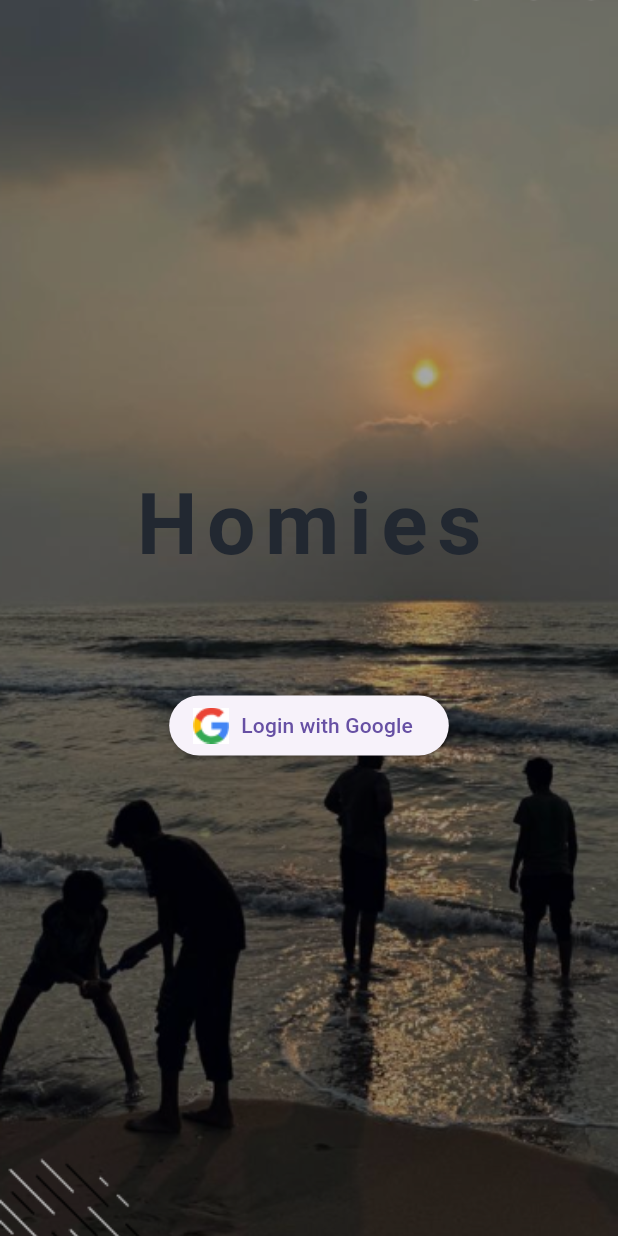
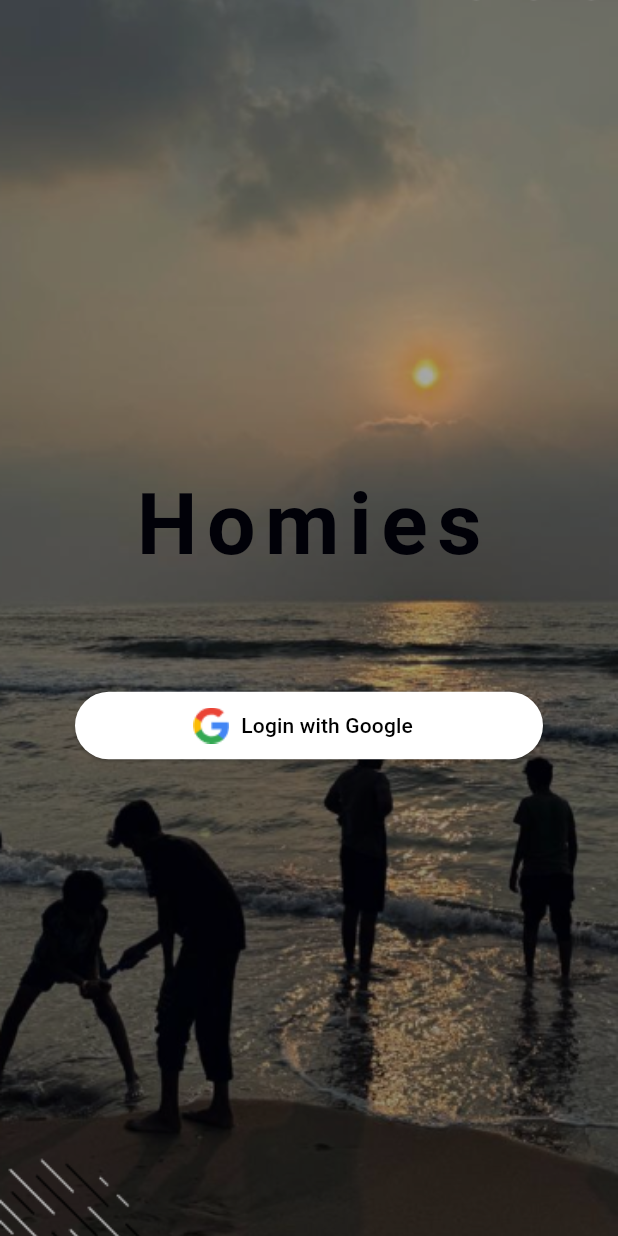
Before and after one commit to Neha220803/homies, a Flutter app: the screen it shows after launch, on a phone screen of 412 x 824 dp. Run offline on Flutter 3.47's test engine with Material 3 defaults, Android fonts, the phone set to English and light mode, and no system bars; our stand-ins replace google_fonts; Roboto replaces fonts that are missing (Oleo Script Swash Caps).

Commit message:
font changes

```diff
--- a/lib/LoginPage.dart
+++ b/lib/LoginPage.dart
@@ -1,4 +1,7 @@
+// ignore_for_file: prefer_const_constructors
+
 import 'package:flutter/material.dart';
+import 'package:google_fonts/google_fonts.dart';
 
 class LoginPage extends StatefulWidget {
   const LoginPage({Key? key}) : super(key: key);
@@ -29,18 +32,26 @@ class _LoginPageState extends State<LoginPage> {
               child: Column(
                 mainAxisAlignment: MainAxisAlignment.spaceEvenly,
                 children: [
-                  Text(
-                    'Homies',
-                    style: TextStyle(
-                      color: Color(0xFF222831),
+                  Text('Homies',
+                      style: GoogleFonts.oleoScriptSwashCaps(
+                          textStyle: TextStyle(
+                        color: Color(0xFF010108),
                         fontSize: 57.35,
                         fontFamily: 'Oleo Script Swash Caps',
                         fontWeight: FontWeight.w700,
                         height: 0,
                         letterSpacing: 6.31,
+                      ))),
+                  ElevatedButton.icon(
+                    style: ElevatedButton.styleFrom(
+                      shape: RoundedRectangleBorder(
+                        borderRadius: BorderRadius.circular(25),
                       ),
+                      backgroundColor: Colors.white,
+                      foregroundColor: Colors.black,
+                      fixedSize:
+                          Size((MediaQuery.of(context).size.width) - 100, 45),
                     ),
-                  ElevatedButton.icon(
                     onPressed: () {
                       // Add your Google login logic here
                     },
--- a/pubspec.yaml
+++ b/pubspec.yaml
@@ -9,6 +9,7 @@ environment:
 dependencies:
   flutter:
     sdk: flutter
+  google_fonts: ^6.2.1
 
 dev_dependencies:
   flutter_test:
```
Also changed, not shown: pubspec.lock, 1 other file. Lines whose indentation alone changed are shown as unchanged.
